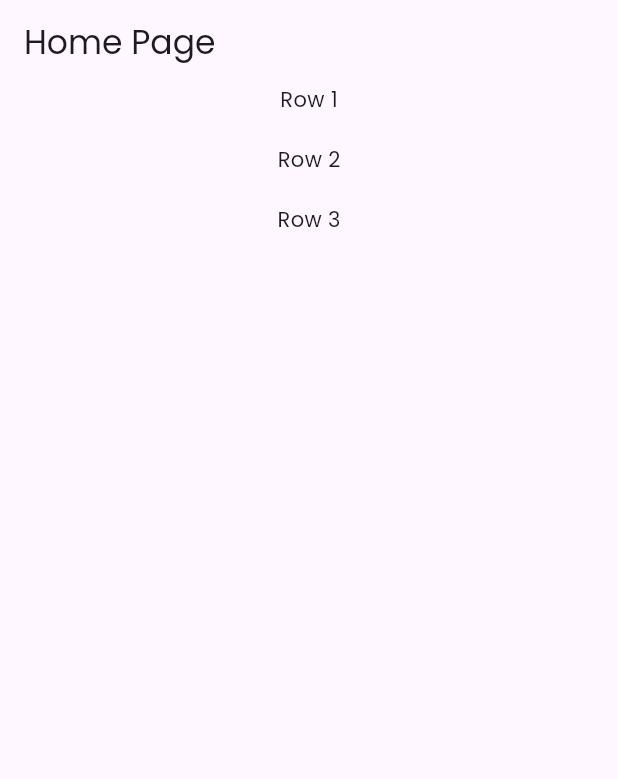
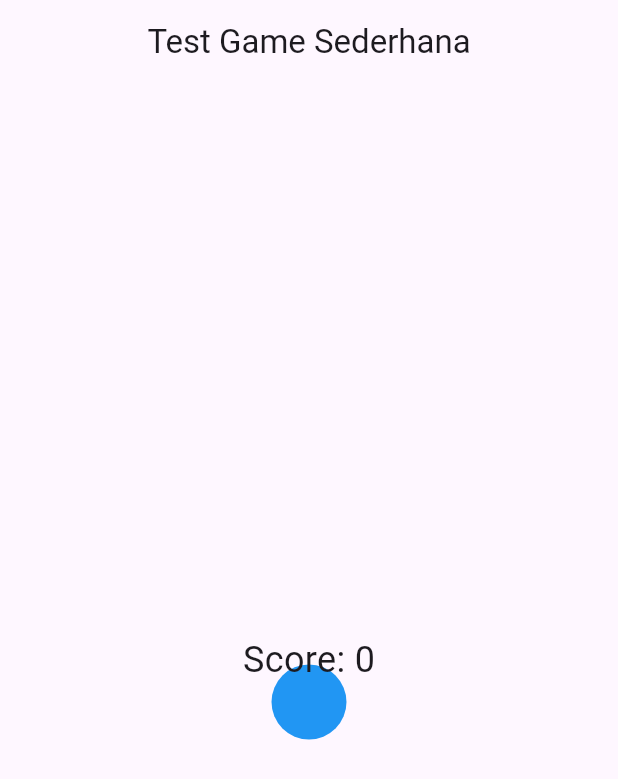
Before and after one commit to Audyari/Projek_Flutter, a Flutter app: the screen it shows after launch, on a phone screen of 412 x 824 dp. Shown: the top 779 px of the screen. Run offline on Flutter 3.47's test engine with Material 3 defaults, Android fonts, the phone set to English and light mode, and no system bars.

Commit message:
Game Sederhana

```diff
--- a/lib/main.dart
+++ b/lib/main.dart
@@ -1,5 +1,5 @@
 import 'package:flutter/material.dart';
-import 'package:myapp/home_page.dart';
+import 'dart:math';
 
 void main() => runApp(const MyApp());
 
@@ -10,10 +10,84 @@ class MyApp extends StatelessWidget {
   Widget build(BuildContext context) {
     return MaterialApp(
       debugShowCheckedModeBanner: false,
+      title: 'Click Game',
       theme: ThemeData(
-        fontFamily: "Poppins",
+        primarySwatch: Colors.blue,
       ),
-      home: const HomePage(),
+      home: const ClickGamePage(key: ValueKey('ClickGamePage')),
     );
   }
 }
+
+class ClickGamePage extends StatefulWidget {
+  const ClickGamePage({super.key});
+
+  @override
+  ClickGamePageState createState() => ClickGamePageState();
+}
+
+class ClickGamePageState extends State<ClickGamePage> {
+  final Random random = Random();
+  int score = 0;
+  double x = 0.5;
+  double y = 0.5;
+
+  void moveCircle() {
+    double newX = random.nextDouble() * (1 - 0.1) + 0.05;
+    double newY = random.nextDouble() * (1 - 0.1) + 0.05;
+
+    setState(() {
+      x = newX;
+      y = newY;
+    });
+
+    // Pastikan lingkaran berada di dalam layar dengan diameter penuh
+    double circleRadius = 25;
+    double screenWidth = MediaQuery.of(context).size.width;
+    double screenHeight = MediaQuery.of(context).size.height;
+
+    double newX2 = (circleRadius / screenWidth) + (1 - (2 * circleRadius / screenWidth)) * newX;
+    double newY2 = (circleRadius / screenHeight) + (1 - (2 * circleRadius / screenHeight)) * newY;
+
+    setState(() {
+      x = newX2;
+      y = newY2;
+    });
+  }
+
+  @override
+  Widget build(BuildContext context) {
+    return Scaffold(
+      appBar: AppBar(
+        title: const Text('Test Game Sederhana'),
+        centerTitle: true,
+      ),
+      body: Stack(
+        children: <Widget>[
+          Positioned(
+            left: x * MediaQuery.of(context).size.width - 25,
+            top: y * MediaQuery.of(context).size.height - 25,
+            child: GestureDetector(
+              onTap: () {
+                setState(() {
+                  score++;
+                  moveCircle();
+                });
+              },
+              child: const CircleAvatar(
+                radius: 25,
+                backgroundColor: Colors.blue,
+              ),
+            ),
+          ),
+          Center(
+            child: Text(
+              'Score: $score',
+              style: const TextStyle(fontSize: 24),
+            ),
+          ),
+        ],
+      ),
+    );
+  }
+}
```
